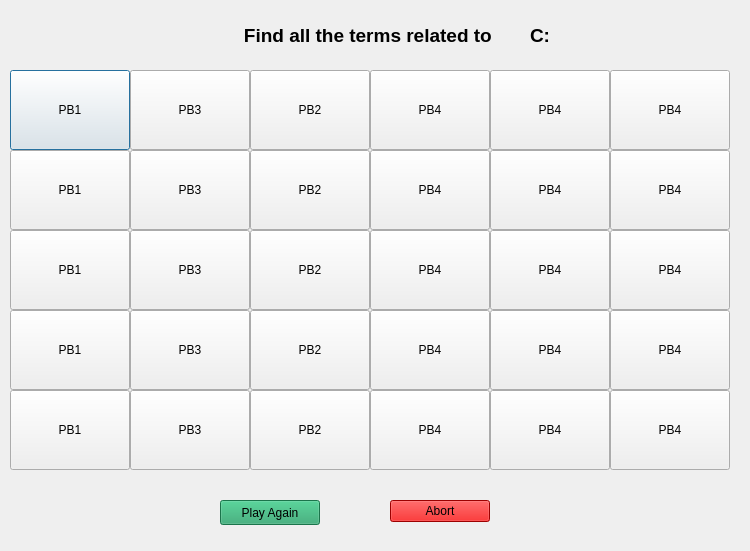
Old version of the form waves/try.ui in the repository matternstsr/Sea-Application.
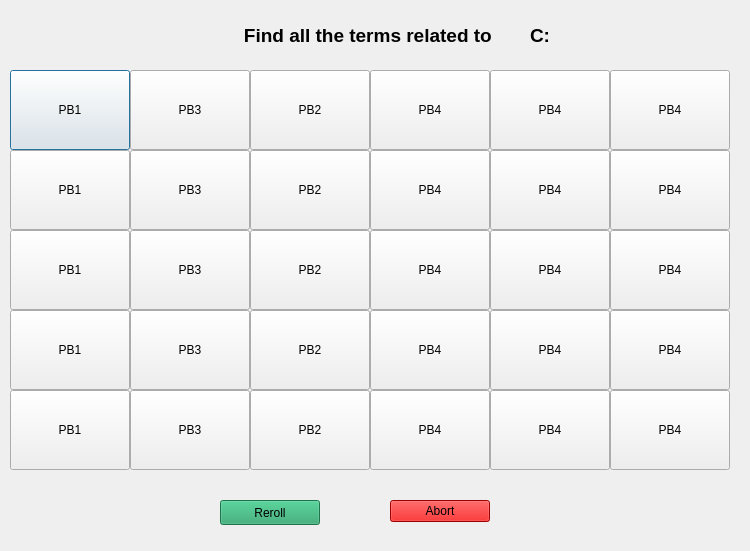
New version of the form.

Commit message: Adjusted the UI for the size and allignment.

Patch:
```diff
--- a/waves/try.ui
+++ b/waves/try.ui
@@ -466,7 +466,7 @@
      <string notr="true">background-color: rgb(38, 162, 105)</string>
     </property>
     <property name="text">
-     <string>Play Again</string>
+     <string>Reroll</string>
     </property>
    </widget>
    <widget class="QLabel" name="statusLabel">
@@ -511,7 +511,7 @@
     <rect>
      <x>530</x>
      <y>10</y>
-     <width>201</width>
+     <width>151</width>
      <height>51</height>
     </rect>
    </property>
@@ -525,6 +525,9 @@
    <property name="text">
     <string>C:</string>
    </property>
+   <property name="alignment">
+    <set>Qt::AlignJustify|Qt::AlignVCenter</set>
+   </property>
   </widget>
   <zorder>backgroundWidget</zorder>
   <zorder>pushButton_1</zorder>
```
